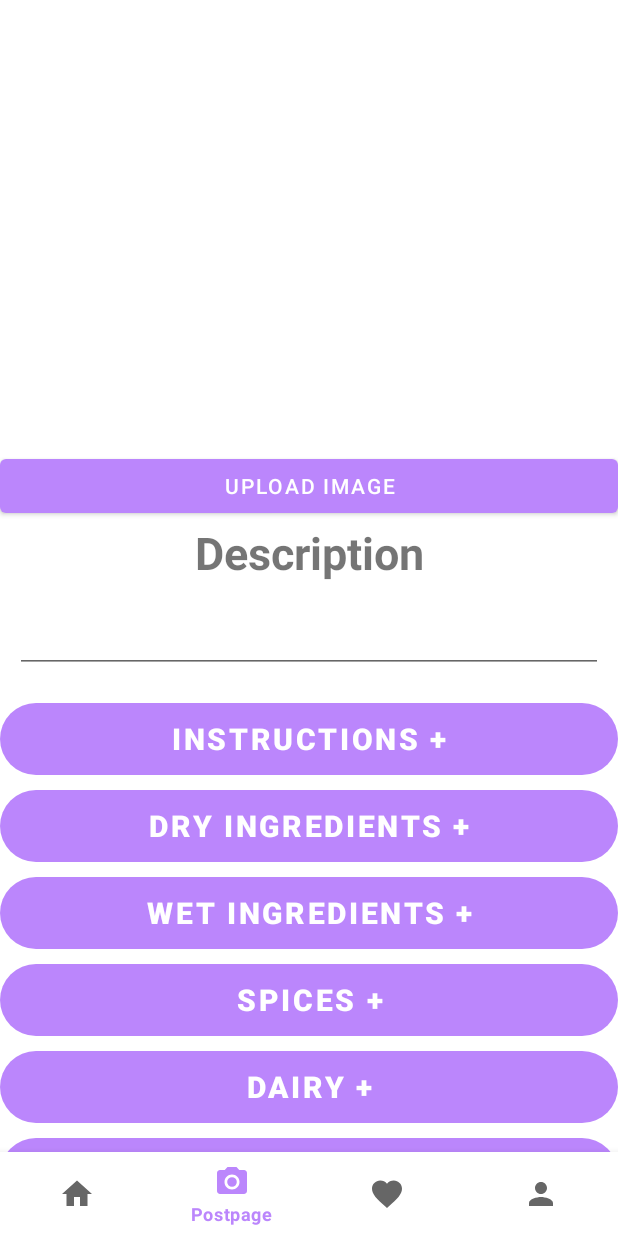
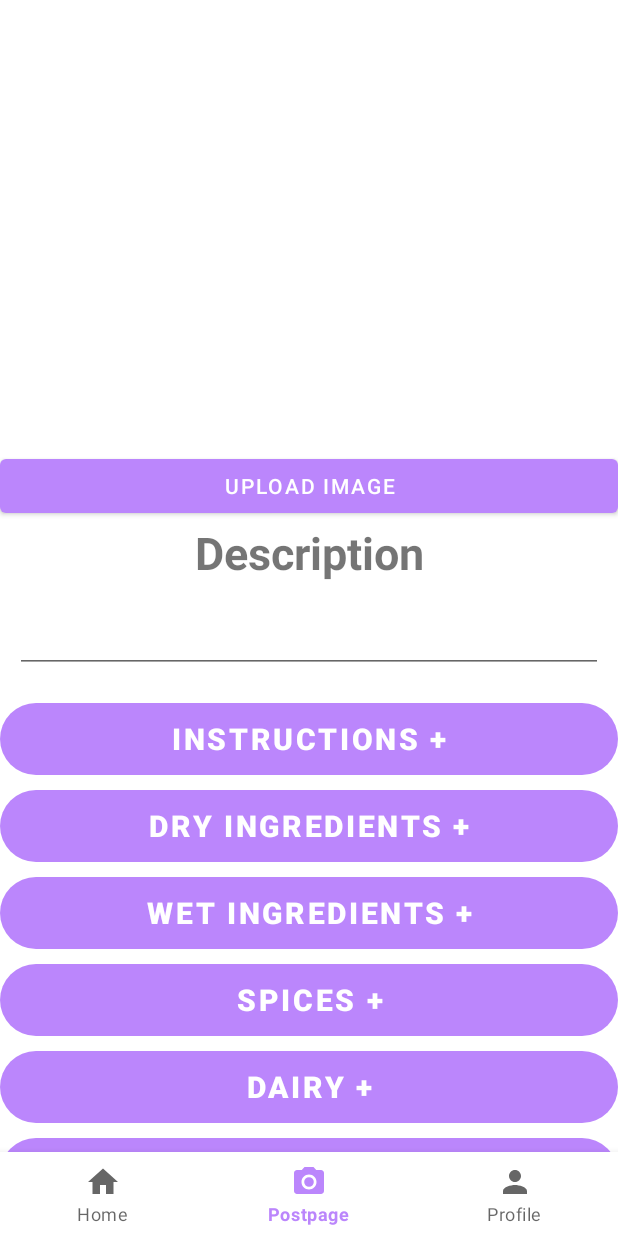
Before and after one commit to Group13projekti/recipeScroll, an Android app: the screen it shows after launch once a user with an empty profile is signed in (FeedActivity), item 2 of the bottom bar chosen, on a phone screen of 412 x 824 dp. Run offline under Robolectric (Android 15) with nearby library versions, the phone set to English and light mode, and no system bars; our stand-ins replace Firebase (no records; nobody signed in at launch, a user with empty details on screens opened directly), navigation-ui; 1 statement that could not run was skipped.

```diff
--- a/app/src/main/res/menu/navbar.xml
+++ b/app/src/main/res/menu/navbar.xml
@@ -8,9 +8,6 @@
     <item android:title="@string/postpage"
         android:id="@+id/postPage"
         android:icon="@drawable/ic_baseline_camera_alt_24" />
-    <item android:title="@string/favorites"
-        android:id="@+id/favorites"
-        android:icon="@drawable/baseline_favorite_24"/>
     <item android:title="@string/profile"
         android:id="@+id/profile"
         android:icon="@drawable/baseline_person_24"/>
```
